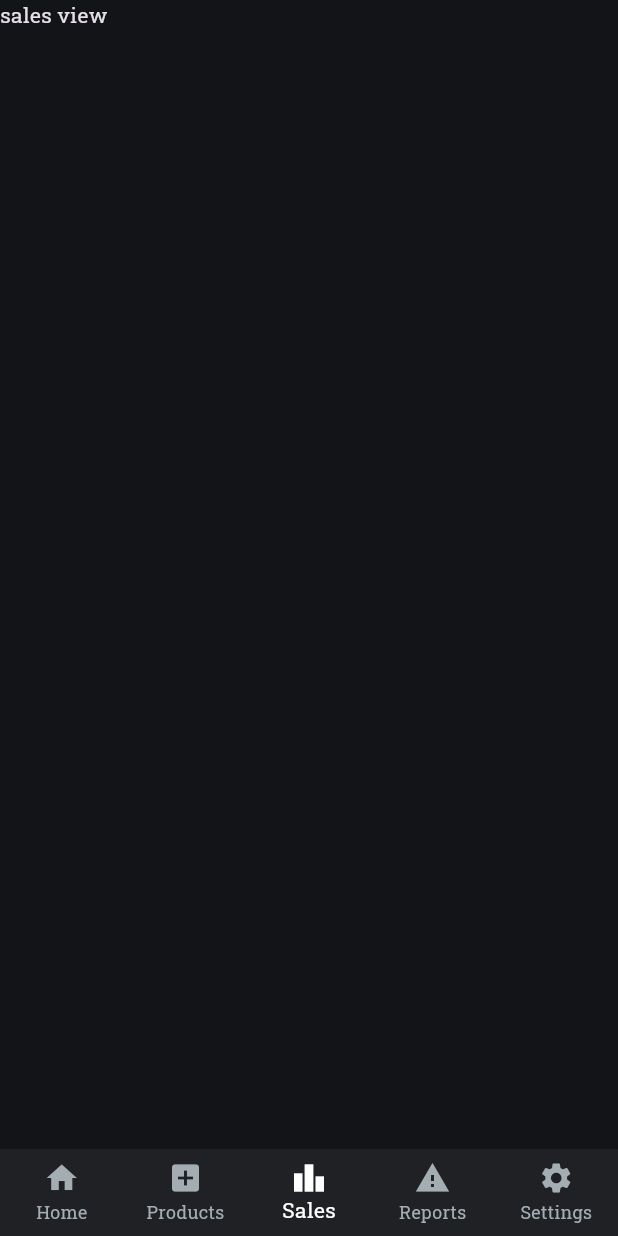
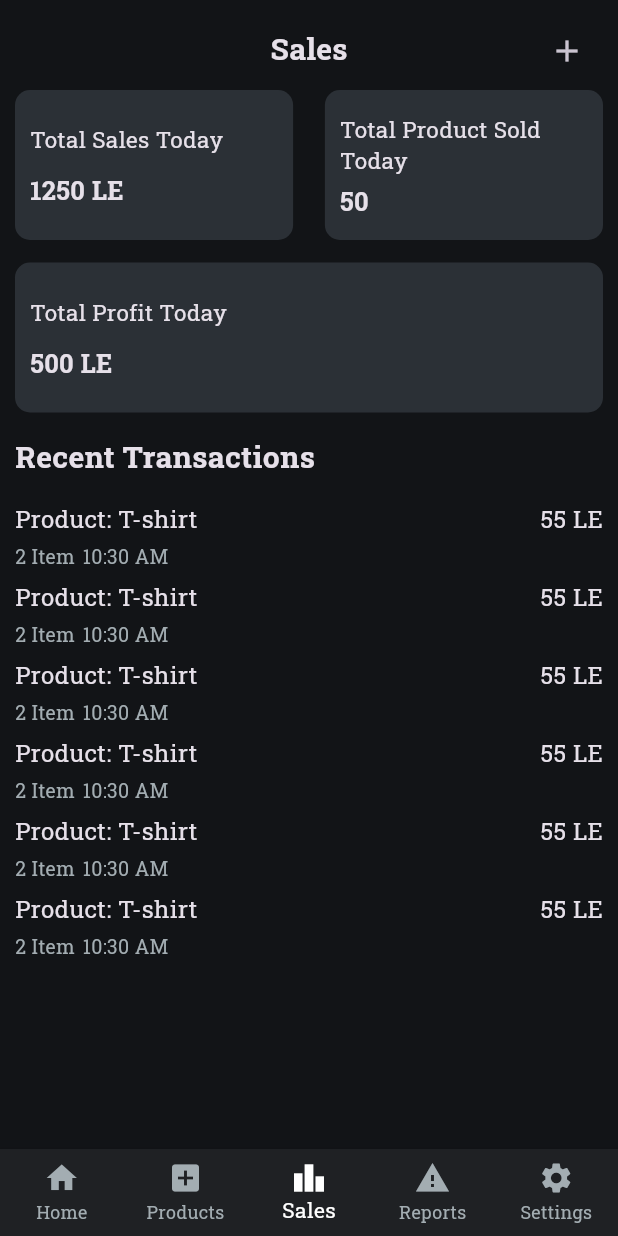
Before and after one commit to amrelmaadawy/shop_management, a Flutter app: the screen it shows after launch, item 3 of the bottom bar chosen, on a phone screen of 412 x 824 dp. Run offline on Flutter 3.47's test engine with Material 3 defaults, Android fonts, the phone set to English and light mode, and no system bars; our stand-ins replace dotted_border.

Commit message:
finish sale view

```diff
--- a/lib/features/products/ui/add_product.dart
+++ b/lib/features/products/ui/add_product.dart
@@ -14,35 +14,50 @@ class AddProduct extends StatelessWidget {
     TextEditingController quantityController = TextEditingController();
     List<String> categories = ['cups', 'dishies'];
     return Scaffold(
-      appBar: AppBar(
-        title: Text(
-          S.of(context).addProduct,
-          style: TextStyle(fontWeight: FontWeight.bold, fontSize: 20),
-        ),
-        centerTitle: true,
-      ),
       body: SafeArea(
         child: Padding(
           padding: const EdgeInsets.all(10.0),
+          child: SingleChildScrollView(
             child: Column(
               crossAxisAlignment: CrossAxisAlignment.start,
-            mainAxisAlignment: MainAxisAlignment.spaceEvenly,
               children: [
+                Row(
+                  children: [
+                    IconButton(
+                      onPressed: () {
+                        Navigator.pop(context);
+                      },
+                      icon: Icon(Icons.arrow_back_ios),
+                    ),
+                    Text(
+                      S.of(context).addProduct,
+                      style: TextStyle(
+                        fontWeight: FontWeight.bold,
+                        fontSize: 20,
+                      ),
+                    ),
+                  ],
+                ),
+                SizedBox(height: 10),
+
                 CustomTextFormField(
                   controller: productNameController,
                   keyboardType: TextInputType.text,
                   labelText: S.of(context).productName,
                 ),
+                SizedBox(height: 15),
                 CustomTextFormField(
                   controller: priceController,
                   keyboardType: TextInputType.number,
                   labelText: S.of(context).price,
                 ),
+                SizedBox(height: 15),
                 CustomTextFormField(
                   controller: quantityController,
                   keyboardType: TextInputType.number,
                   labelText: S.of(context).quantity,
                 ),
+                SizedBox(height: 15),
                 GestureDetector(
                   onTap: () async {
                     await showMenu<String>(
@@ -61,10 +76,12 @@ class AddProduct extends StatelessWidget {
                     ),
                   ),
                 ),
+                SizedBox(height: 20),
                 Text(
                   S.of(context).productImage,
                   style: TextStyle(fontSize: 18, fontWeight: FontWeight.bold),
                 ),
+                SizedBox(height: 10),
                 SizedBox(
                   width: MediaQuery.of(context).size.width,
                   height: 250,
@@ -72,7 +89,7 @@ class AddProduct extends StatelessWidget {
                     options: RectDottedBorderOptions(
                       color: AppColors.kIncreaseContainerColor,
                       dashPattern: [10, 5],
-                    strokeWidth: 2,
+                      strokeWidth: 2 ,
                       padding: EdgeInsets.all(16),
                     ),
                     child: Column(
@@ -105,6 +122,7 @@ class AddProduct extends StatelessWidget {
                     ),
                   ),
                 ),
+                SizedBox(height: 15),
                 Row(
                   mainAxisAlignment: MainAxisAlignment.spaceBetween,
                   children: [
@@ -135,6 +153,7 @@ class AddProduct extends StatelessWidget {
             ),
           ),
         ),
+      ),
     );
   }
 }
--- a/lib/features/products/ui/products_view.dart
+++ b/lib/features/products/ui/products_view.dart
@@ -27,6 +27,7 @@ class ProductsView extends StatelessWidget {
         child: Padding(
           padding: const EdgeInsets.all(10.0),
           child: Column(
+
             children: [
               Text(
                 S.of(context).products,
--- /dev/null
+++ b/lib/features/sales/ui/make_sale.dart
@@ -0,0 +1,10 @@
+import 'package:flutter/material.dart';
+
+class MakeSale extends StatelessWidget {
+  const MakeSale({super.key});
+
+  @override
+  Widget build(BuildContext context) {
+    return Container();
+  }
+}
--- a/lib/features/sales/ui/sales_view.dart
+++ b/lib/features/sales/ui/sales_view.dart
@@ -1,4 +1,9 @@
 import 'package:flutter/material.dart';
+import 'package:small_managements/features/sales/ui/make_sale.dart';
+import 'package:small_managements/features/sales/ui/widgets/custom_sales_container.dart';
+import 'package:small_managements/features/sales/ui/widgets/total_profit_today.dart';
+import 'package:small_managements/features/sales/ui/widgets/transaction_item.dart';
+import 'package:small_managements/generated/l10n.dart';
 
 class SalesView extends StatelessWidget {
   const SalesView({super.key});
@@ -6,7 +11,78 @@ class SalesView extends StatelessWidget {
   @override
   Widget build(BuildContext context) {
     return Scaffold(
-      body: Text('sales view'),
+      body: SafeArea(
+        child: Padding(
+          padding: const EdgeInsets.all(10.0),
+          child: Column(
+            crossAxisAlignment: CrossAxisAlignment.start,
+            children: [
+              SizedBox(
+                height: 45,
+                child: Stack(
+                  children: [
+                    Center(
+                      child: Text(
+                        S.of(context).sales,
+                        style: TextStyle(
+                          fontSize: 20,
+                          fontWeight: FontWeight.bold,
+                        ),
+                      ),
+                    ),
+                    Positioned(
+                      right: 0,
+                      child: IconButton(
+                        onPressed: () {
+                          Navigator.push(
+                            context,
+                            MaterialPageRoute(builder: (context) => MakeSale()),
+                          );
+                        },
+                        icon: Icon(Icons.add),
+                      ),
+                    ),
+                  ],
+                ),
+              ),
+
+              SizedBox(height: 5),
+              Row(
+                mainAxisAlignment: MainAxisAlignment.spaceBetween,
+                children: [
+                  CustomSalesContainer(
+                    title: S.of(context).totalSalesToday,
+                    num: '1250 LE',
+                  ),
+                  CustomSalesContainer(
+                    title: S.of(context).totalProductSold,
+                    num: '50',
+                  ),
+                ],
+              ),
+              SizedBox(height: 15),
+              TotalProfitToday(),
+              SizedBox(height: 15),
+              Text(
+                S.of(context).recentTransactions,
+                style: TextStyle(fontSize: 20, fontWeight: FontWeight.bold),
+              ),
+              SizedBox(height: 15),
+              SizedBox(
+                height: MediaQuery.of(context).size.height * 0.37,
+                child: ListView.separated(
+                  shrinkWrap: true,
+                  itemBuilder: (context, index) {
+                    return TransactionItem();
+                  },
+                  separatorBuilder: (context, index) => SizedBox(height: 5),
+                  itemCount: 10,
+                ),
+              ),
+            ],
+          ),
+        ),
+      ),
     );
   }
 }
--- /dev/null
+++ b/lib/features/sales/ui/widgets/custom_sales_container.dart
@@ -0,0 +1,32 @@
+
+import 'package:flutter/material.dart';
+import 'package:small_managements/core/utils/app_colors.dart';
+
+class CustomSalesContainer extends StatelessWidget {
+  const CustomSalesContainer({
+    super.key, required this.title, required this.num,
+  });
+  final String title;
+  final String num;
+  @override
+  Widget build(BuildContext context) {
+    return Container(
+      width: MediaQuery.of(context).size.width * 0.45,
+      height: 100,
+      decoration: BoxDecoration(
+        borderRadius: BorderRadius.circular(10),
+        color: AppColors.kIncreaseContainerColor,
+      ),
+      child: Padding(
+        padding: const EdgeInsets.all(10.0),
+        child: Column(
+          crossAxisAlignment: CrossAxisAlignment.start,
+          mainAxisAlignment: MainAxisAlignment.spaceEvenly,
+          children: [
+          Text(title,style: TextStyle(fontSize: 15),),
+          Text(num,style: TextStyle(fontSize: 17,fontWeight: FontWeight.bold),)
+        ],),
+      ),
+    );
+  }
+}
--- /dev/null
+++ b/lib/features/sales/ui/widgets/total_profit_today.dart
@@ -0,0 +1,39 @@
+
+import 'package:flutter/material.dart';
+import 'package:small_managements/core/utils/app_colors.dart';
+import 'package:small_managements/generated/l10n.dart';
+
+class TotalProfitToday extends StatelessWidget {
+  const TotalProfitToday({
+    super.key,
+  });
+
+  @override
+  Widget build(BuildContext context) {
+    return Container(
+      width: MediaQuery.of(context).size.width,
+      height: 100,
+      decoration: BoxDecoration(
+        borderRadius: BorderRadius.circular(10),
+        color: AppColors.kIncreaseContainerColor,
+      ),
+      child: Padding(
+        padding: const EdgeInsets.all(10.0),
+        child: Column(
+          crossAxisAlignment: CrossAxisAlignment.start,
+          mainAxisAlignment: MainAxisAlignment.spaceEvenly,
+          children: [
+            Text(S.of(context).totalProfit, style: TextStyle(fontSize: 15)),
+            Text(
+              '500 LE',
+              style: TextStyle(
+                fontSize: 17,
+                fontWeight: FontWeight.bold,
+              ),
+            ),
+          ],
+        ),
+      ),
+    );
+  }
+}
--- /dev/null
+++ b/lib/features/sales/ui/widgets/transaction_item.dart
@@ -0,0 +1,37 @@
+
+import 'package:flutter/material.dart';
+import 'package:small_managements/core/utils/app_colors.dart';
+import 'package:small_managements/generated/l10n.dart';
+
+class TransactionItem extends StatelessWidget {
+  const TransactionItem({
+    super.key,
+  });
+
+  @override
+  Widget build(BuildContext context) {
+    return Column(
+      children: [
+        Row(
+          children: [
+            Text(
+              '${S.of(context).product}: ',
+              style: TextStyle(fontSize: 16),
+            ),
+            Text('T-shirt', style: TextStyle(fontSize: 16)),
+            Spacer(),
+            Text('55 LE', style: TextStyle(fontSize: 16)),
+          ],
+        ),
+        SizedBox(height: 5),
+        Row(
+          children: [
+            Text('2 Item', style: TextStyle(fontSize: 13,color: AppColors.kPrimeryColor)),
+            SizedBox(width: 5),
+            Text('10:30 AM', style: TextStyle(fontSize: 13,color: AppColors.kPrimeryColor)),
+          ],
+        ),
+      ],
+    );
+  }
+}
--- a/lib/l10n/intl_en.arb
+++ b/lib/l10n/intl_en.arb
@@ -55,5 +55,15 @@
      "save":"Save",
     "@save": {},
      "cancel":"Cancel",
-    "@cancel": {}
+    "@cancel": {},
+    "totalSalesToday":"Total Sales Today",
+    "@totalSalesToday": {},
+    "totalProductSold":"Total Product Sold Today",
+    "@totalProductSold": {},
+     "totalProfit":"Total Profit Today",
+    "@totalProfit": {},
+      "recentTransactions":"Recent Transactions",
+    "@recentTransactions": {},
+     "product":"Product",
+    "@product": {}
 }
```
Also changed, not shown: lib/generated/intl/messages_en.dart, lib/generated/l10n.dart. Lines whose indentation alone changed are shown as unchanged.
